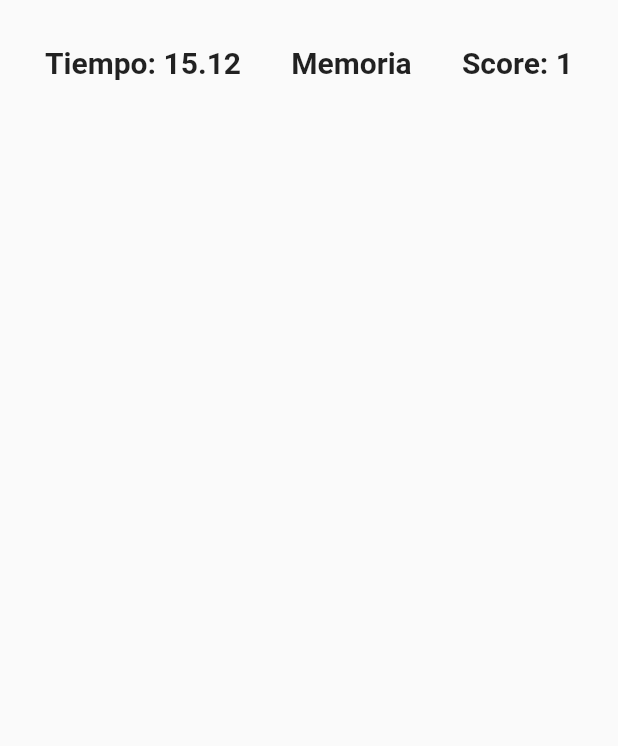
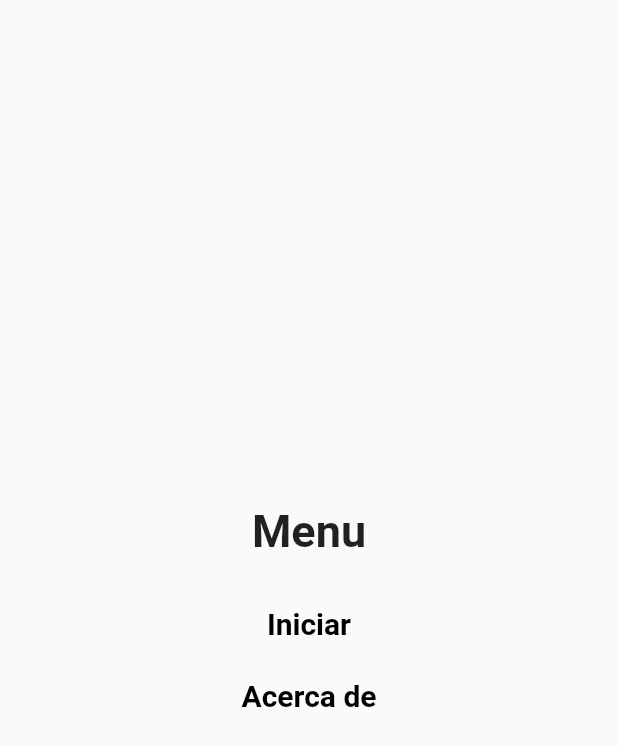
Before and after one commit to Vindezor/memorygameflutter, a Flutter app: the screen it shows after launch, on a phone screen of 412 x 824 dp. Shown: the top 746 px of the screen. Run offline on Flutter 3.47's test engine with Material 2 defaults, Android fonts, the phone set to English and light mode, and no system bars.

Commit message:
Añadido menu y paginas acerca de y game y splah page

```diff
--- /dev/null
+++ b/lib/app/routes/routes.dart
@@ -0,0 +1,6 @@
+abstract class Routes {
+  static const SPLASH = "/splash";
+  static const HOME = "/home";
+  static const ABOUT = "/about";
+  static const GAME = "/game";
+}
--- /dev/null
+++ b/lib/app/ui/home/home_page.dart
@@ -0,0 +1,54 @@
+import 'package:flutter/material.dart';
+import 'package:memorygame/app/routes/routes.dart';
+
+class HomePage extends StatefulWidget {
+  const HomePage({ Key? key }) : super(key: key);
+
+  @override
+  _HomePageState createState() => _HomePageState();
+}
+
+class _HomePageState extends State<HomePage> {
+  @override
+  Widget build(BuildContext context) {
+    return Scaffold(
+      body: Center(
+        child: Column(
+          mainAxisAlignment: MainAxisAlignment.center,
+          children: [
+            const Text(
+              "Menu",
+              style: TextStyle(
+                fontSize: 30,
+                fontWeight: FontWeight.bold,
+              ),
+            ),
+            const SizedBox(height: 20,),
+            TextButton(
+              child: const Text(
+                "Iniciar",
+                style: TextStyle(
+                  fontSize: 20,
+                  fontWeight: FontWeight.bold,
+                  color: Colors.black,
+                ),
+              ),
+              onPressed: () => Navigator.of(context).pushNamed(Routes.GAME),
+            ),
+            TextButton(
+              child: const Text(
+                "Acerca de",
+                style: TextStyle(
+                  fontSize: 20,
+                  fontWeight: FontWeight.bold,
+                  color: Colors.black,
+                ),
+              ),
+              onPressed: () => Navigator.of(context).pushNamed(Routes.ABOUT),
+            ),
+          ],
+        ),
+      ),
+    );
+  }
+}
--- a/lib/main.dart
+++ b/lib/main.dart
@@ -1,5 +1,6 @@
 import 'package:flutter/material.dart';
-import 'package:memorygame/ui/splash/splash_page.dart';
+import 'package:memorygame/app/routes/pages.dart';
+import 'package:memorygame/app/routes/routes.dart';
 
 void main() {
   runApp(const MyApp());
@@ -12,11 +13,12 @@ class MyApp extends StatelessWidget {
   @override
   Widget build(BuildContext context) {
     return MaterialApp(
-      title: 'Flutter Demo',
+      title: 'Memory Game',
       theme: ThemeData(
         primarySwatch: Colors.blue,
       ),
-      home: const SplashPage(),
+      routes: appRoutes(),
+      initialRoute: Routes.SPLASH,
     );
   }
 }
--- a/lib/ui/splash/splash_page.dart
+++ /dev/null
@@ -1,49 +0,0 @@
-import 'package:flutter/material.dart';
-
-class SplashPage extends StatefulWidget {
-  const SplashPage({ Key? key }) : super(key: key);
-
-  @override
-  _SplashPageState createState() => _SplashPageState();
-}
-
-class _SplashPageState extends State<SplashPage> {
-  @override
-  Widget build(BuildContext context) {
-    return Scaffold(
-      body: Column(
-        children: [
-          Padding(
-            padding: const EdgeInsets.all(30.0),
-            child: Row(
-              mainAxisAlignment: MainAxisAlignment.spaceBetween,
-              children: const [
-                Text(
-                  "Tiempo: 15.12",
-                  style: TextStyle(
-                    fontSize: 20,
-                    fontWeight: FontWeight.bold
-                  ),
-                ),
-                Text(
-                  "Memoria",
-                  style: TextStyle(
-                    fontSize: 20,
-                    fontWeight: FontWeight.bold
-                  ),
-                ),
-                Text(
-                  "Score: 1",
-                  style: TextStyle(
-                    fontSize: 20,
-                    fontWeight: FontWeight.bold
-                  ),
-                ),
-              ],
-            ),
-          )
-        ],
-      ),
-    );
-  }
-}
```
Also changed, not shown: lib/app/routes/pages.dart (added, +15 -0 lines), lib/app/ui/about/about_page.dart (added, +20 -0 lines), lib/app/ui/game/game_page.dart (added, +17 -0 lines), lib/app/ui/splash/splash_page.dart (added, +36 -0 lines).
